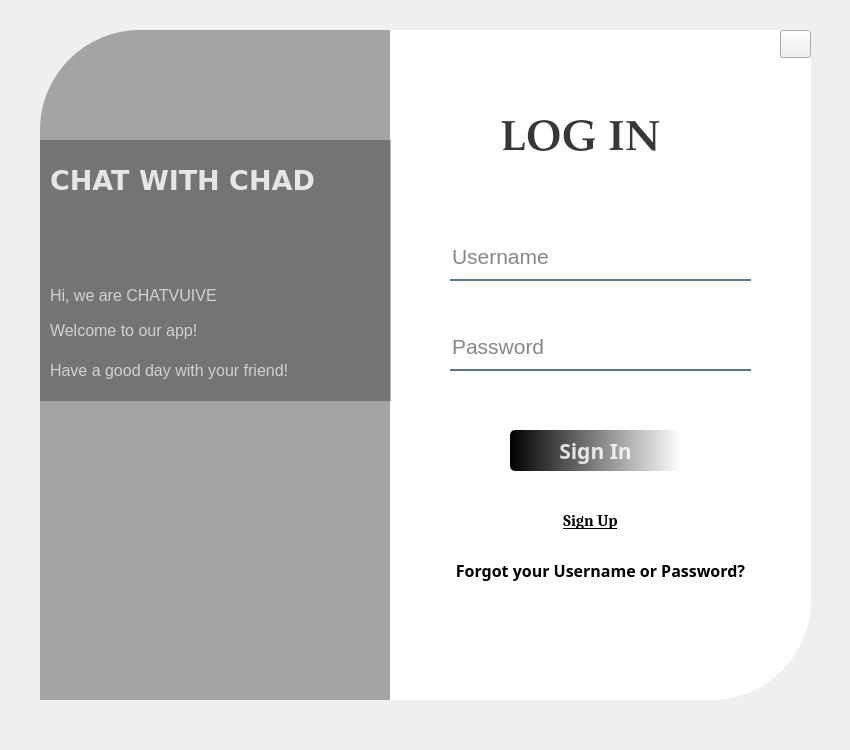
First picture: the form in UI/app.ui, repository thuankhangho/btl-mmt, before the edit.
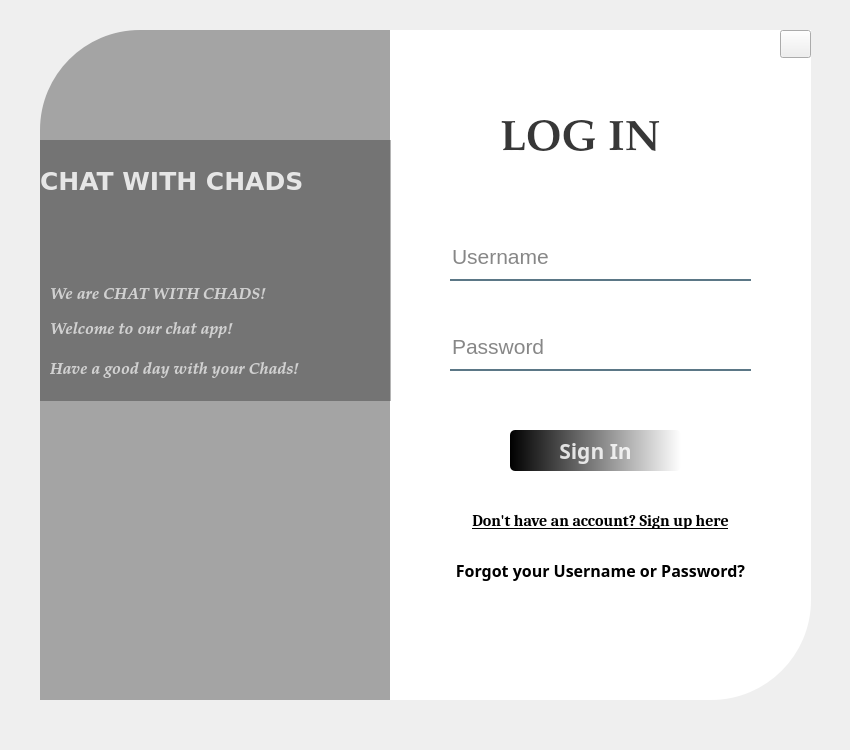
Second picture: the form after the edit. Icons and pictures are not drawn.

The edit to the form file:
```diff
--- a/UI/app.ui
+++ b/UI/app.ui
@@ -239,9 +239,9 @@
    <widget class="QPushButton" name="BtSignUp">
     <property name="geometry">
      <rect>
-      <x>490</x>
+      <x>380</x>
       <y>470</y>
-      <width>121</width>
+      <width>361</width>
       <height>41</height>
      </rect>
     </property>
@@ -259,7 +259,7 @@
      <string notr="true">border: none;</string>
     </property>
     <property name="text">
-     <string>Sign Up</string>
+     <string>Don't have an account? Sign up here</string>
     </property>
    </widget>
    <widget class="QLabel" name="label_3">
@@ -281,16 +281,16 @@
    <widget class="QLabel" name="Txtnameapp">
     <property name="geometry">
      <rect>
-      <x>10</x>
+      <x>0</x>
       <y>120</y>
-      <width>341</width>
+      <width>351</width>
       <height>61</height>
      </rect>
     </property>
     <property name="font">
      <font>
       <family>Verdana</family>
-      <pointsize>20</pointsize>
+      <pointsize>19</pointsize>
       <weight>75</weight>
       <bold>true</bold>
      </font>
@@ -299,7 +299,7 @@
      <string notr="true">color: rgba(255,255,255,210);</string>
     </property>
     <property name="text">
-     <string>CHAT WITH CHAD</string>
+     <string>CHAT WITH CHADS</string>
     </property>
     <property name="textFormat">
      <enum>Qt::AutoText</enum>
@@ -319,15 +319,18 @@
     </property>
     <property name="font">
      <font>
-      <family>Segoe UI</family>
+      <family>Palatino Linotype</family>
       <pointsize>12</pointsize>
+      <weight>75</weight>
+      <italic>true</italic>
+      <bold>true</bold>
      </font>
     </property>
     <property name="styleSheet">
      <string notr="true">color: rgba(255,255,255,170);</string>
     </property>
     <property name="text">
-     <string>Hi, we are CHATVUIVE</string>
+     <string>We are CHAT WITH CHADS!</string>
     </property>
    </widget>
    <widget class="QLabel" name="Txthello2">
@@ -341,14 +344,18 @@
     </property>
     <property name="font">
      <font>
+      <family>Palatino Linotype</family>
       <pointsize>12</pointsize>
+      <weight>75</weight>
+      <italic>true</italic>
+      <bold>true</bold>
      </font>
     </property>
     <property name="styleSheet">
      <string notr="true">color: rgba(255,255,255,170);</string>
     </property>
     <property name="text">
-     <string>Welcome to our app!</string>
+     <string>Welcome to our chat app!</string>
     </property>
    </widget>
    <widget class="QLabel" name="Txthello3">
@@ -362,14 +369,18 @@
     </property>
     <property name="font">
      <font>
+      <family>Palatino Linotype</family>
       <pointsize>12</pointsize>
+      <weight>75</weight>
+      <italic>true</italic>
+      <bold>true</bold>
      </font>
     </property>
     <property name="styleSheet">
      <string notr="true">color: rgba(255,255,255,170);</string>
     </property>
     <property name="text">
-     <string>Have a good day with your friend!</string>
+     <string>Have a good day with your Chads!</string>
     </property>
    </widget>
    <widget class="QPushButton" name="BtExit">
```
